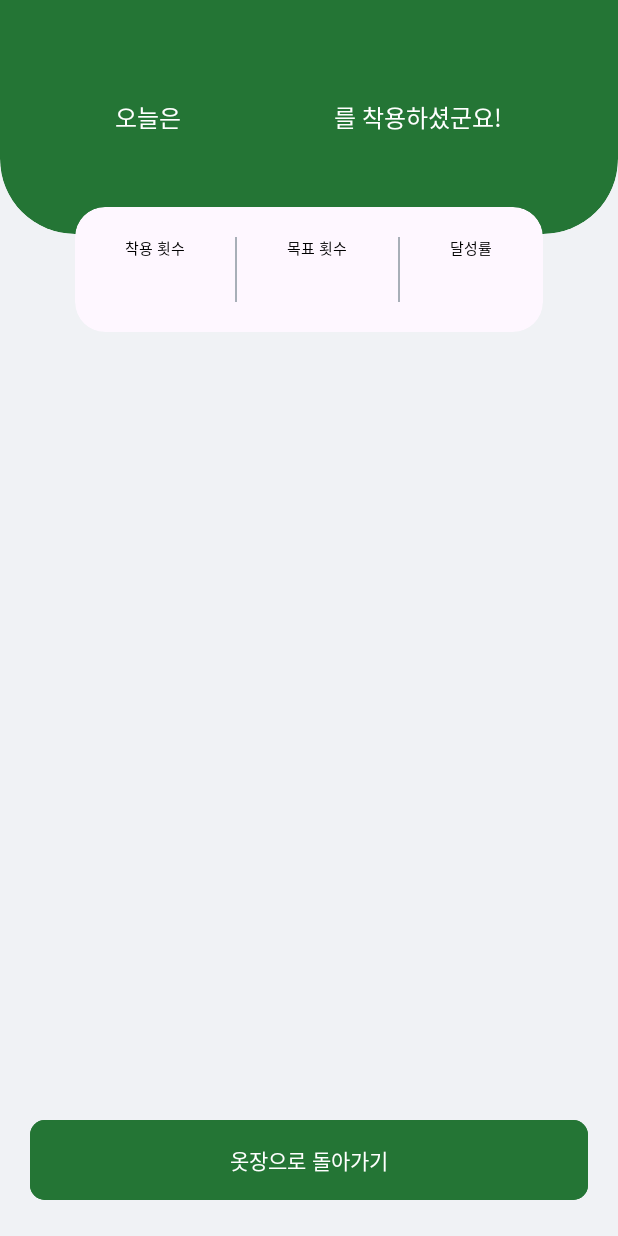
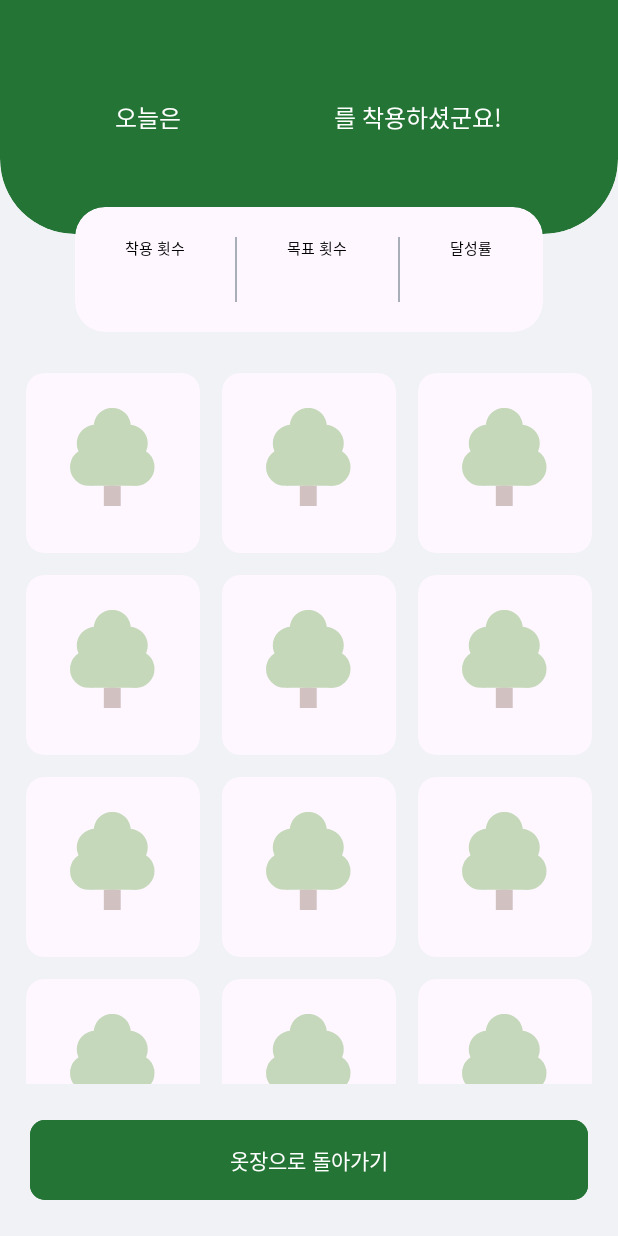
Before and after one commit to RE-FIT/Re-Fit-Android, an Android app: the fragment ForestFragment shown on its own in the app's theme, on a phone screen of 412 x 824 dp. Run offline under Robolectric (Android 15) with nearby library versions, the phone set to English and light mode, and no system bars; our stand-ins replace Timber, data binding; network calls fail.

Commit message:
[ADD] 숲 현황 리사이클러 뷰 추가

```diff
--- /dev/null
+++ b/app/src/main/java/com/example/refit/data/model/closet/ForestStampResponse.kt
@@ -0,0 +1,6 @@
+package com.example.refit.data.model.closet
+
+data class ForestStampResponse(
+    val id: Int,
+    val image: String
+)
--- a/app/src/main/java/com/example/refit/di/ViewModelModule.kt
+++ b/app/src/main/java/com/example/refit/di/ViewModelModule.kt
@@ -3,6 +3,7 @@ package com.example.refit.di
 import com.example.refit.presentation.AccessTokenViewModel
 import com.example.refit.presentation.closet.viewmodel.ClosetViewModel
 import com.example.refit.presentation.closet.viewmodel.ClothAddViewModel
+import com.example.refit.presentation.closet.viewmodel.ForestViewModel
 import com.example.refit.presentation.signin.viewmodel.SignInViewModel
 import com.example.refit.presentation.signup.viewmodel.SignUpViewModel
 import org.koin.androidx.viewmodel.dsl.viewModel
@@ -14,4 +15,5 @@ val viewModelModule = module{
     viewModel { SignUpViewModel(get()) }
     viewModel { ClothAddViewModel(get()) }
     viewModel { ClosetViewModel(get()) }
+    viewModel { ForestViewModel(get()) }
 }
--- a/app/src/main/java/com/example/refit/presentation/closet/ClosetFragment.kt
+++ b/app/src/main/java/com/example/refit/presentation/closet/ClosetFragment.kt
@@ -51,6 +51,7 @@ class ClosetFragment : BaseFragment<FragmentClosetBinding>(R.layout.fragment_clo
                 showClothItemSelectionDialog(item, object : ClothItemSelectionDialogListener {
                     override fun onClickMainButton(isNotCompleteGoal: Boolean) {
                         //TODO(목표 달성 상태에 따라 다르게 처리)
+                        navigate(R.id.action_nav_closet_to_forestFragment)
                     }
 
                     override fun onClickFixInfo(clothInfo: RegisteredClothInfoResponse) {
--- a/app/src/main/java/com/example/refit/presentation/closet/ForestFragment.kt
+++ b/app/src/main/java/com/example/refit/presentation/closet/ForestFragment.kt
@@ -5,15 +5,39 @@ import androidx.fragment.app.Fragment
 import android.view.LayoutInflater
 import android.view.View
 import android.view.ViewGroup
+import androidx.recyclerview.widget.GridLayoutManager
 import com.example.refit.R
 import com.example.refit.databinding.FragmentForestBinding
+import com.example.refit.presentation.closet.adapter.ForestStampAdapter
+import com.example.refit.presentation.closet.adapter.UserRegisteredClothesAdapter
+import com.example.refit.presentation.closet.viewmodel.ForestViewModel
 import com.example.refit.presentation.common.BaseFragment
+import com.example.refit.presentation.common.NavigationUtil.navigate
+import org.koin.androidx.viewmodel.ext.android.sharedViewModel
 
 class ForestFragment : BaseFragment<FragmentForestBinding>(R.layout.fragment_forest) {
 
+    private val forestViewModel: ForestViewModel by sharedViewModel()
+
     override fun onViewCreated(view: View, savedInstanceState: Bundle?) {
         super.onViewCreated(view, savedInstanceState)
+        forestViewModel.getForestStampStatus()
+        initForestStampStatus()
+        handleClickReturnButton()
+    }
 
+    private fun initForestStampStatus() {
+        binding.rvForestStamp.layoutManager = GridLayoutManager(requireActivity(), 3)
+        binding.rvForestStamp.adapter = ForestStampAdapter(forestViewModel).apply {
+            forestViewModel.forestStamp.observe(viewLifecycleOwner) { list ->
+                submitList(list)
+            }
+        }
+    }
 
+    private fun handleClickReturnButton() {
+        binding.btnForestReturnToCloth.setOnClickListener {
+            navigate(R.id.action_forestFragment_to_nav_closet)
+        }
     }
 }
--- /dev/null
+++ b/app/src/main/java/com/example/refit/presentation/closet/adapter/ForestStampAdapter.kt
@@ -0,0 +1,51 @@
+package com.example.refit.presentation.closet.adapter
+
+import android.view.LayoutInflater
+import android.view.ViewGroup
+import androidx.recyclerview.widget.DiffUtil
+import androidx.recyclerview.widget.ListAdapter
+import androidx.recyclerview.widget.RecyclerView
+import com.example.refit.data.model.closet.ForestStampResponse
+import com.example.refit.databinding.ItemForestStampBinding
+import com.example.refit.presentation.closet.viewmodel.ForestViewModel
+
+class ForestStampAdapter(private val viewModel: ForestViewModel) :
+    ListAdapter<ForestStampResponse, ForestStampAdapter.ForestStampViewHolder>(
+        ForestStampDiffCallback()
+    ) {
+
+    override fun onCreateViewHolder(parent: ViewGroup, viewType: Int): ForestStampViewHolder {
+        val layoutInflater = LayoutInflater.from(parent.context)
+        val binding = ItemForestStampBinding.inflate(layoutInflater, parent, false)
+        return ForestStampViewHolder(binding)
+    }
+
+    override fun onBindViewHolder(holder: ForestStampViewHolder, position: Int) {
+        holder.bindItems(getItem(position))
+    }
+
+    inner class ForestStampViewHolder(private val binding: ItemForestStampBinding) :
+        RecyclerView.ViewHolder(binding.root) {
+        fun bindItems(stampInfo: ForestStampResponse) {
+            binding.stampInfo = stampInfo
+            binding.vm = viewModel
+            binding.executePendingBindings()
+        }
+    }
+
+    class ForestStampDiffCallback() : DiffUtil.ItemCallback<ForestStampResponse>() {
+        override fun areItemsTheSame(
+            oldItem: ForestStampResponse,
+            newItem: ForestStampResponse
+        ): Boolean {
+            return oldItem.id == newItem.id
+        }
+
+        override fun areContentsTheSame(
+            oldItem: ForestStampResponse,
+            newItem: ForestStampResponse
+        ): Boolean {
+            return oldItem == newItem
+        }
+    }
+}
--- /dev/null
+++ b/app/src/main/java/com/example/refit/presentation/closet/viewmodel/ForestViewModel.kt
@@ -0,0 +1,41 @@
+package com.example.refit.presentation.closet.viewmodel
+
+import androidx.lifecycle.LiveData
+import androidx.lifecycle.MutableLiveData
+import androidx.lifecycle.ViewModel
+import com.example.refit.data.model.closet.ForestStampResponse
+import com.example.refit.data.repository.colset.ClosetRepository
+import timber.log.Timber
+
+class ForestViewModel(private val repository: ClosetRepository): ViewModel() {
+
+    private val _forestStamp: MutableLiveData<List<ForestStampResponse>> =
+        MutableLiveData<List<ForestStampResponse>>()
+    val forestStamp: LiveData<List<ForestStampResponse>>
+        get() = _forestStamp
+
+    fun getForestStampStatus() {
+        try {
+            _forestStamp.value = listOf(
+                ForestStampResponse(0, ""),
+                ForestStampResponse(1, ""),
+                ForestStampResponse(2, ""),
+                ForestStampResponse(3, ""),
+                ForestStampResponse(4, ""),
+                ForestStampResponse(5, ""),
+                ForestStampResponse(6, ""),
+                ForestStampResponse(8, ""),
+                ForestStampResponse(9, ""),
+                ForestStampResponse(10, ""),
+                ForestStampResponse(11, ""),
+                ForestStampResponse(12, ""),
+                ForestStampResponse(13, ""),
+                ForestStampResponse(14, ""),
+                ForestStampResponse(15, ""),
+                ForestStampResponse(16, ""),
+            )
+        } catch (e: Throwable) {
+            Timber.d("숲 현황 데이터 불러오기 실패 : $e")
+        }
+    }
+}
--- /dev/null
+++ b/app/src/main/res/drawable/ic_tree_first_65.xml
@@ -0,0 +1,30 @@
+<vector xmlns:android="http://schemas.android.com/apk/res/android"
+    android:width="65dp"
+    android:height="73dp"
+    android:viewportWidth="65"
+    android:viewportHeight="73">
+  <path
+      android:pathData="M17.448,42.586h31.379v8.966h-31.379z"
+      android:fillColor="#44911B"/>
+  <path
+      android:pathData="M32.017,12.328m-12.328,0a12.328,12.328 0,1 1,24.655 0a12.328,12.328 0,1 1,-24.655 0"
+      android:fillColor="#44911B"/>
+  <path
+      android:pathData="M20.81,23.535m-12.328,0a12.328,12.328 0,1 1,24.655 0a12.328,12.328 0,1 1,-24.655 0"
+      android:fillColor="#44911B"/>
+  <path
+      android:pathData="M43.224,23.535m-12.328,0a12.328,12.328 0,1 1,24.655 0a12.328,12.328 0,1 1,-24.655 0"
+      android:fillColor="#44911B"/>
+  <path
+      android:pathData="M16.328,39.224m-12.328,0a12.328,12.328 0,1 1,24.655 0a12.328,12.328 0,1 1,-24.655 0"
+      android:fillColor="#44911B"/>
+  <path
+      android:pathData="M47.707,39.224m-12.328,0a12.328,12.328 0,1 1,24.655 0a12.328,12.328 0,1 1,-24.655 0"
+      android:fillColor="#44911B"/>
+  <path
+      android:pathData="M32.017,39.224m-12.328,0a12.328,12.328 0,1 1,24.655 0a12.328,12.328 0,1 1,-24.655 0"
+      android:fillColor="#44911B"/>
+  <path
+      android:pathData="M26.414,51.551h11.207v13.448h-11.207z"
+      android:fillColor="#6D4534"/>
+</vector>
--- a/app/src/main/res/layout/fragment_forest.xml
+++ b/app/src/main/res/layout/fragment_forest.xml
@@ -190,11 +190,14 @@
             android:id="@+id/rv_forest_stamp"
             android:layout_width="match_parent"
             android:layout_height="0dp"
+            android:layout_marginStart="10dp"
+            android:layout_marginEnd="10dp"
             app:layoutManager="androidx.recyclerview.widget.GridLayoutManager"
             app:layout_constraintBottom_toTopOf="@id/btn_forest_return_to_cloth"
             app:layout_constraintEnd_toEndOf="parent"
             app:layout_constraintStart_toStartOf="parent"
-            app:layout_constraintTop_toBottomOf="@id/cl_forest_top_container" />
+            app:layout_constraintTop_toBottomOf="@id/cl_forest_top_container"
+            tools:listitem="@layout/item_forest_stamp" />
 
         <com.google.android.material.button.MaterialButton
             android:id="@+id/btn_forest_return_to_cloth"
--- /dev/null
+++ b/app/src/main/res/layout/item_forest_stamp.xml
@@ -0,0 +1,47 @@
+<?xml version="1.0" encoding="utf-8"?>
+<layout xmlns:android="http://schemas.android.com/apk/res/android"
+    xmlns:app="http://schemas.android.com/apk/res-auto"
+    xmlns:tool="http://schemas.android.com/tools">
+
+    <data>
+
+        <variable
+            name="vm"
+            type="com.example.refit.presentation.closet.viewmodel.ForestViewModel" />
+
+        <variable
+            name="stampInfo"
+            type="com.example.refit.data.model.closet.ForestStampResponse" />
+
+    </data>
+
+    <androidx.constraintlayout.widget.ConstraintLayout
+        android:layout_width="match_parent"
+        android:layout_height="wrap_content"
+        android:background="@color/default_dark">
+
+        <com.google.android.material.card.MaterialCardView
+            android:layout_width="match_parent"
+            android:layout_height="wrap_content"
+            android:layout_margin="7dp"
+            app:layout_constraintBottom_toBottomOf="parent"
+            app:layout_constraintEnd_toEndOf="parent"
+            app:layout_constraintStart_toStartOf="parent"
+            app:layout_constraintTop_toTopOf="parent"
+            app:strokeColor="@android:color/transparent">
+
+            <androidx.appcompat.widget.AppCompatImageView
+                android:layout_width="match_parent"
+                android:layout_height="100dp"
+                android:layout_margin="10dp"
+                android:scaleType="centerInside"
+                android:alpha="0.3"
+                android:src="@drawable/ic_tree_first_65"
+                tool:src="@drawable/ic_tree_first_65" />
+
+
+        </com.google.android.material.card.MaterialCardView>
+
+    </androidx.constraintlayout.widget.ConstraintLayout>
+
+</layout>
```
Also changed, not shown: app/src/main/res/drawable/ic_tree_second_55.xml (added, +39 -0 lines), app/src/main/res/drawable/ic_tree_third_59.xml (added, +21 -0 lines), app/src/main/res/navigation/nav_main.xml (+20 -0 lines).
